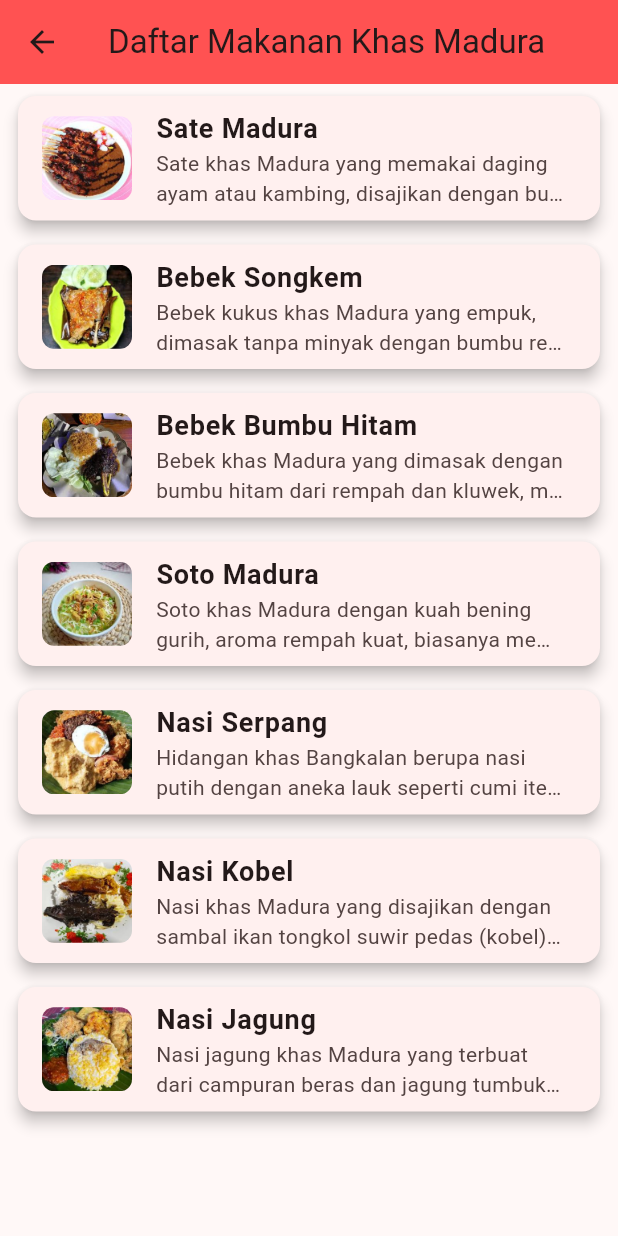
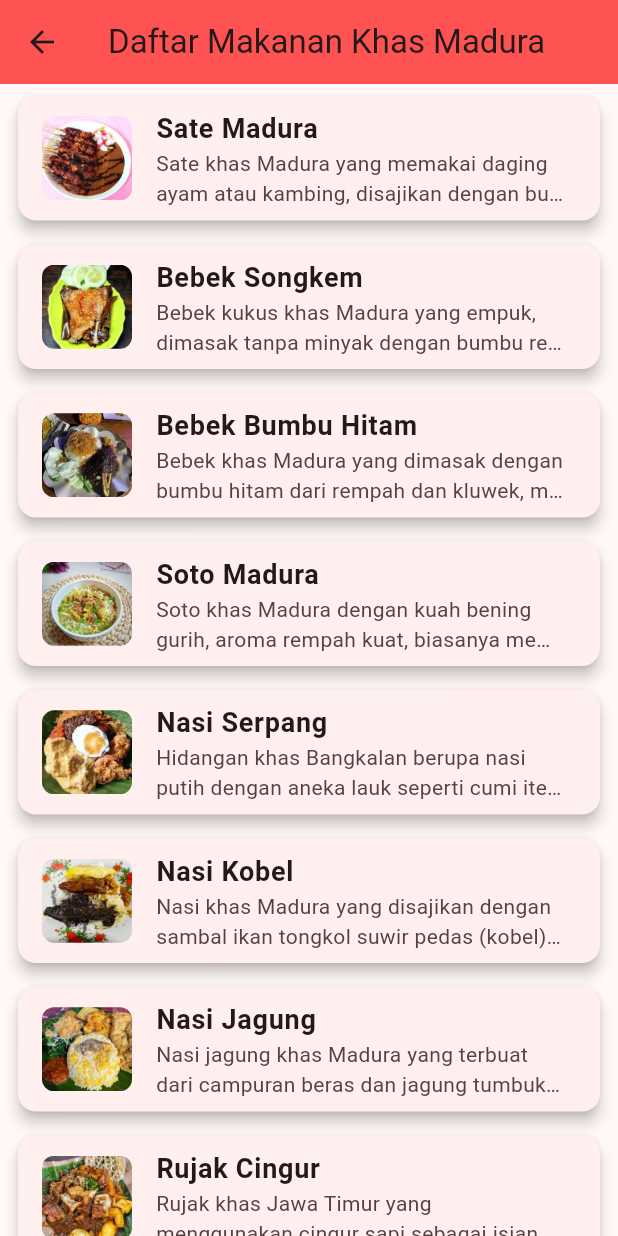
Before and after one commit to Yofaa123/Project-Flutter, a Flutter app: the DaftarMakananPage screen opened directly, on a phone screen of 412 x 824 dp. Run offline on Flutter 3.47's test engine with Material 3 defaults, Android fonts, the light colour scheme and no system bars; our stand-ins replace share_plus.

Commit message:
menambahkan menu makanan dan detail makanan Rujak Cingur

```diff
--- a/lib/data/makanan_data.dart
+++ b/lib/data/makanan_data.dart
@@ -228,4 +228,39 @@ final List<Makanan> daftarMakanan = [
     saranPenyajian:
         'Paling nikmat disantap hangat bersama ikan asin dan sambal terasi pedas.',
   ),
+
+  Makanan(
+    nama: 'Rujak Cingur',
+    deskripsi:
+        'Rujak khas Jawa Timur yang menggunakan cingur sapi sebagai isian, disiram bumbu petis kacang yang kaya rasa.',
+    gambar: 'rujak.jpeg',
+    bahan: [
+      '150 gr cingur sapi (rebus hingga empuk)',
+      '1 buah mentimun (potong dadu)',
+      '1 buah bengkuang (potong dadu)',
+      '1 buah mangga muda (iris tipis)',
+      '1 ikat kangkung (rebus)',
+      'Tauge secukupnya (rebus)',
+      '1 buah lontong (potong-potong)',
+      'Tempe & tahu goreng (potong-potong)',
+    ],
+    bumbu: [
+      '3 sdm kacang tanah goreng',
+      '2 sdt petis udang',
+      '1 siung bawang putih',
+      '1 buah cabai rawit (sesuaikan selera)',
+      '1 sdt gula merah',
+      '1 sdt garam',
+      'Air matang sedikit untuk mengencerkan',
+    ],
+    langkah: [
+      'Siapkan semua bahan isian: potong buah, rebus kangkung & taoge, siapkan cingur rebus.',
+      'Haluskan kacang tanah, bawang putih, cabai, gula, dan garam.',
+      'Tambahkan petis dan sedikit air, ulek kembali hingga bumbu tercampur rata.',
+      'Campurkan semua bahan dalam satu cobek, ulek perlahan agar bumbu menyatu.',
+      'Sajikan dengan tambahan kerupuk di atasnya.',
+    ],
+    saranPenyajian:
+        'Sajikan di cobek agar lebih autentik, dan tambah kerupuk serta perasan jeruk bila suka.',
+  ),
 ];
```
